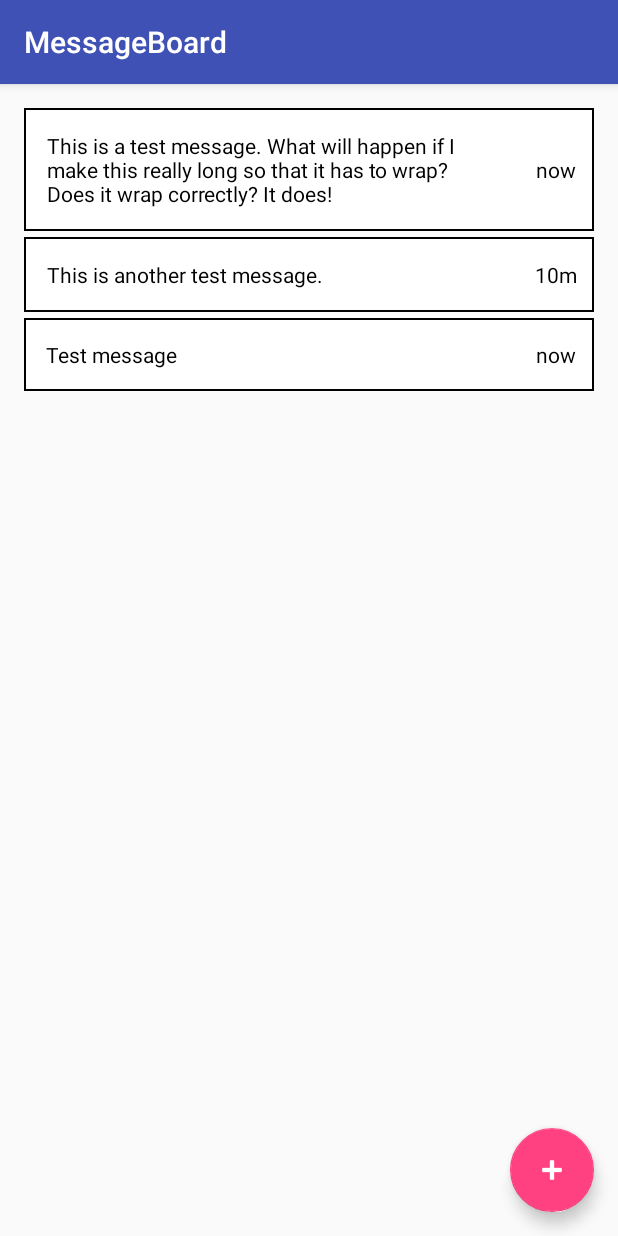
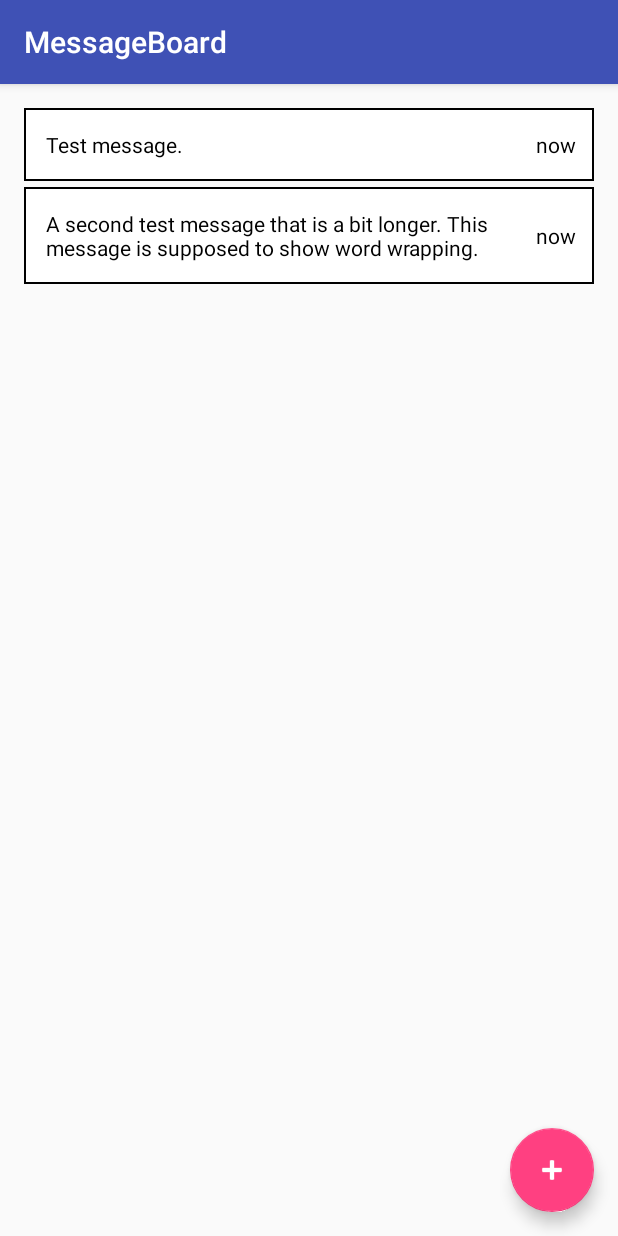
Before and after one commit to javeria2/CS465, an Android app: the MessageBoard screen opened directly, with no data from a screen before it, on a phone screen of 412 x 824 dp. Run offline under Robolectric (Android 15) with nearby library versions, the light colour scheme and no system bars.

Commit message:
Removed xml layout that isn't needed now and made the time string for messages actually mean something.

```diff
--- a/app/src/main/java/edu/illinois/cs465/parkingpterodactyl/Message.java
+++ b/app/src/main/java/edu/illinois/cs465/parkingpterodactyl/Message.java
@@ -21,7 +21,24 @@ public class Message {
 
     public String getPastTime() {
         Calendar currentTime = Calendar.getInstance();
-        // TODO - Compare the current time to the message creation time and return the appropriate string
-        return "now";
+        long currentMillis = currentTime.getTimeInMillis();
+        long messageMillis = this.time.getTimeInMillis();
+
+        long minuteDifference = (currentMillis - messageMillis) / 60000;
+        long hourDifference = minuteDifference / 60;
+        long dayDifference = hourDifference / 24;
+        long weekDifference = dayDifference / 7;
+
+        if (minuteDifference < 2) {
+            return "now";
+        } else if (minuteDifference < 60) {
+            return "" + minuteDifference + "m";
+        } else if (hourDifference < 24) {
+            return "" + hourDifference + "h";
+        } else if (dayDifference < 7) {
+            return "" + dayDifference + "d";
+        } else {
+            return "" + weekDifference + "w";
+        }
     }
 }
--- a/app/src/main/java/edu/illinois/cs465/parkingpterodactyl/MessageBoard.java
+++ b/app/src/main/java/edu/illinois/cs465/parkingpterodactyl/MessageBoard.java
@@ -82,8 +82,10 @@ public class MessageBoard extends AppCompatActivity {
             }
         });
 
+        // TODO - remove the messages when the action is paused and add them when it becomes visible. This will cause the times to be updated.
         LinkedList<Message> messages = new LinkedList<>();
-        messages.add(new Message("Test message"));
+        messages.add(new Message("Test message."));
+        messages.add(new Message("A second test message that is a bit longer. This message is supposed to show word wrapping."));
 
         for (Message message : messages) {
             addMessageToBoard(message);
--- a/app/src/main/res/layout/content_message_board.xml
+++ b/app/src/main/res/layout/content_message_board.xml
@@ -14,62 +14,4 @@
     tools:showIn="@layout/activity_message_board"
     android:orientation="vertical">
 
-    <LinearLayout
-        android:layout_width="match_parent"
-        android:layout_height="wrap_content"
-        android:layout_marginBottom="4dp"
-        android:orientation="horizontal"
-        android:background="@drawable/message_board_border">
-
-        <TextView
-            android:layout_width="0dp"
-            android:layout_weight="1"
-            android:layout_height="match_parent"
-            android:gravity="left"
-            android:paddingTop="15dp"
-            android:paddingBottom="15dp"
-            android:paddingLeft="15dp"
-            android:paddingRight="15dp"
-            android:textColor="@color/textColor"
-            android:text="This is a test message. What will happen if I make this really long so that it has to wrap? Does it wrap correctly? It does!"/>
-
-        <TextView
-            android:layout_width="50dp"
-            android:layout_height="match_parent"
-            android:gravity="center"
-            android:paddingLeft="10dp"
-            android:paddingRight="10dp"
-            android:textColor="@color/textColor"
-            android:text="now"/>
-    </LinearLayout>
-
-    <LinearLayout
-        android:layout_width="match_parent"
-        android:layout_height="wrap_content"
-        android:layout_marginBottom="4dp"
-        android:orientation="horizontal"
-        android:background="@drawable/message_board_border">
-
-        <TextView
-            android:layout_width="0dp"
-            android:layout_weight="1"
-            android:layout_height="match_parent"
-            android:gravity="left"
-            android:paddingTop="15dp"
-            android:paddingBottom="15dp"
-            android:paddingLeft="15dp"
-            android:paddingRight="15dp"
-            android:textColor="@color/textColor"
-            android:text="This is another test message."/>
-
-        <TextView
-            android:layout_width="50dp"
-            android:layout_height="match_parent"
-            android:gravity="center"
-            android:paddingLeft="10dp"
-            android:paddingRight="10dp"
-            android:textColor="@color/textColor"
-            android:text="10m"/>
-    </LinearLayout>
-
 </LinearLayout>
```
